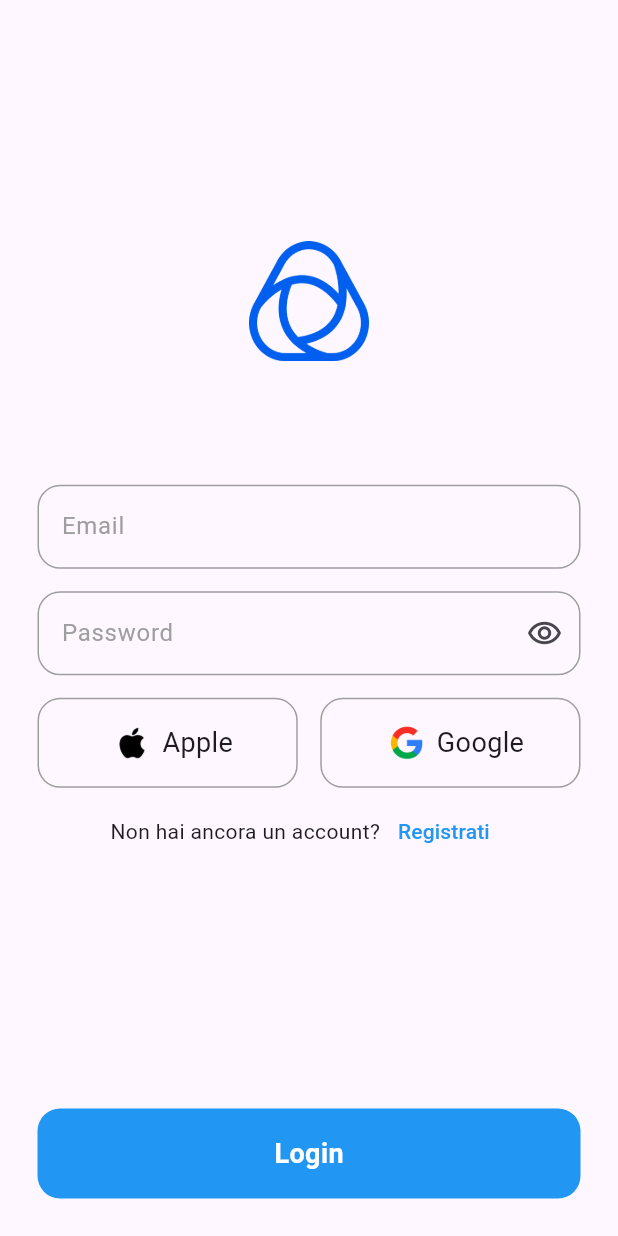
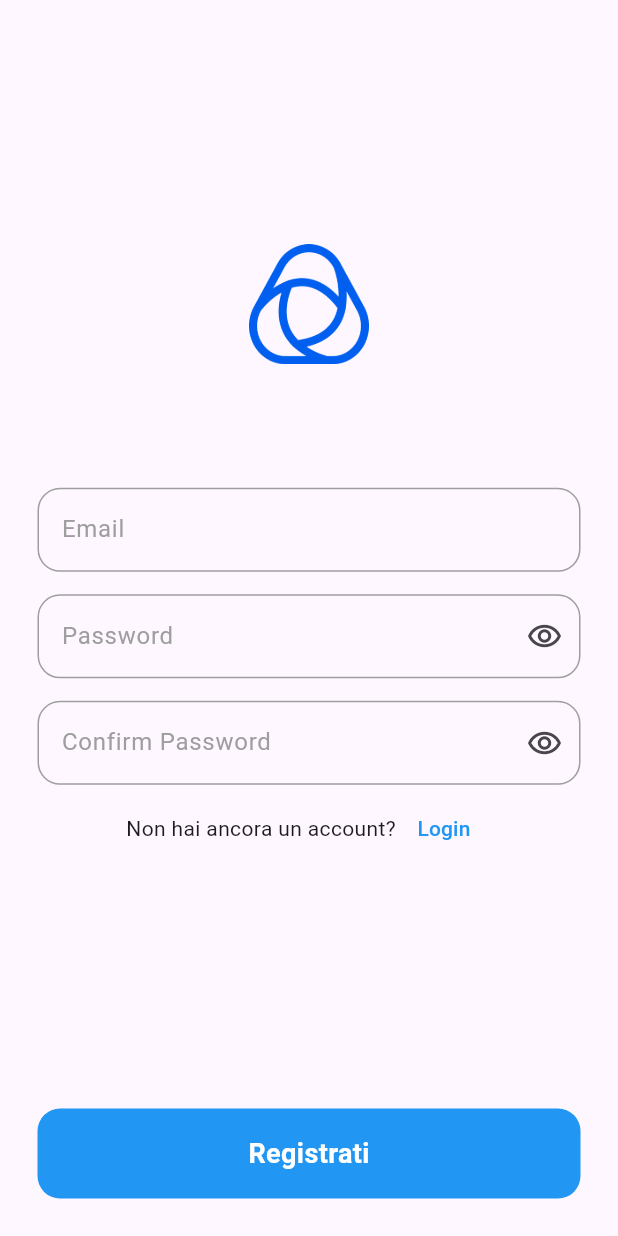
Before and after one commit to fahadyousafxi/usmanfluttertask, a Flutter app: the screen it shows after launch, after a tap on "Registrati", on a phone screen of 412 x 824 dp. Run offline on Flutter 3.47's test engine with Material 2 defaults, Android fonts, the light colour scheme and no system bars; our stand-ins replace get.

Commit message:
commit no# 5

```diff
--- a/lib/ui/login_page.dart
+++ b/lib/ui/login_page.dart
@@ -1,4 +1,6 @@
 import 'package:flutter/material.dart';
+import 'package:get/get.dart';
+import 'package:usmanfluttertask/ui/register_page.dart';
 import 'package:usmanfluttertask/widgets/big_button.dart';
 import 'package:usmanfluttertask/widgets/custom_text_field.dart';
 import 'package:usmanfluttertask/widgets/social_login_button.dart';
@@ -18,7 +20,8 @@ class _LoginPageState extends State<LoginPage> {
       body: SafeArea(
         child: Center(
           child: Padding(
-            padding: EdgeInsets.symmetric(horizontal: 25),
+            padding: const EdgeInsets.symmetric(horizontal: 25),
+            child: SingleChildScrollView(
               child: Column(
                 mainAxisAlignment: MainAxisAlignment.center,
                 children: [
@@ -37,7 +40,8 @@ class _LoginPageState extends State<LoginPage> {
                   const SizedBox(height: 15),
                   const Row(
                     children: [
-                    SocialLogInButton(image: 'assets/apple.png', txt: 'Apple'),
+                      SocialLogInButton(
+                          image: 'assets/apple.png', txt: 'Apple'),
                       SizedBox(width: 15),
                       SocialLogInButton(
                           image: 'assets/google.png', txt: 'Google'),
@@ -49,7 +53,9 @@ class _LoginPageState extends State<LoginPage> {
                     children: [
                       const Text('Non hai ancora un account?'),
                       TextButton(
-                      onPressed: () {},
+                        onPressed: () {
+                          Get.to(const RegisterPage());
+                        },
                         child: const Text(
                           'Registrati',
                           style: TextStyle(color: Colors.blue),
@@ -62,6 +68,7 @@ class _LoginPageState extends State<LoginPage> {
             ),
           ),
         ),
+      ),
       bottomNavigationBar: const BigButton(
         txt: 'Login',
       ),
--- a/lib/ui/register_page.dart
+++ b/lib/ui/register_page.dart
@@ -0,0 +1,68 @@
+import 'package:flutter/material.dart';
+import 'package:usmanfluttertask/widgets/big_button.dart';
+import 'package:usmanfluttertask/widgets/custom_text_field.dart';
+
+class RegisterPage extends StatefulWidget {
+  const RegisterPage({super.key});
+
+  @override
+  State<RegisterPage> createState() => _RegisterPageState();
+}
+
+class _RegisterPageState extends State<RegisterPage> {
+  @override
+  Widget build(BuildContext context) {
+    var size = MediaQuery.of(context).size;
+    return Scaffold(
+      body: SafeArea(
+        child: Center(
+          child: Padding(
+            padding: const EdgeInsets.symmetric(horizontal: 25),
+            child: SingleChildScrollView(
+              child: Column(
+                mainAxisAlignment: MainAxisAlignment.center,
+                children: [
+                  Image.asset(
+                    'assets/logo-to-use.png',
+                    height: 80,
+                  ),
+                  SizedBox(height: size.height / 10),
+                  const CustomTextField(label: 'Email'),
+                  const SizedBox(height: 15),
+                  const CustomTextField(
+                    label: 'Password',
+                    obscureText: true,
+                    icon: Icon(Icons.remove_red_eye_outlined),
+                  ),
+                  const SizedBox(height: 15),
+                  const CustomTextField(
+                    label: 'Confirm Password',
+                    obscureText: true,
+                    icon: Icon(Icons.remove_red_eye_outlined),
+                  ),
+                  const SizedBox(height: 5),
+                  Row(
+                    mainAxisAlignment: MainAxisAlignment.center,
+                    children: [
+                      const Text('Non hai ancora un account?'),
+                      TextButton(
+                        onPressed: () {},
+                        child: const Text(
+                          'Login',
+                          style: TextStyle(color: Colors.blue),
+                        ),
+                      )
+                    ],
+                  )
+                ],
+              ),
+            ),
+          ),
+        ),
+      ),
+      bottomNavigationBar: const BigButton(
+        txt: 'Registrati',
+      ),
+    );
+  }
+}
```
Lines whose indentation alone changed are shown as unchanged.
